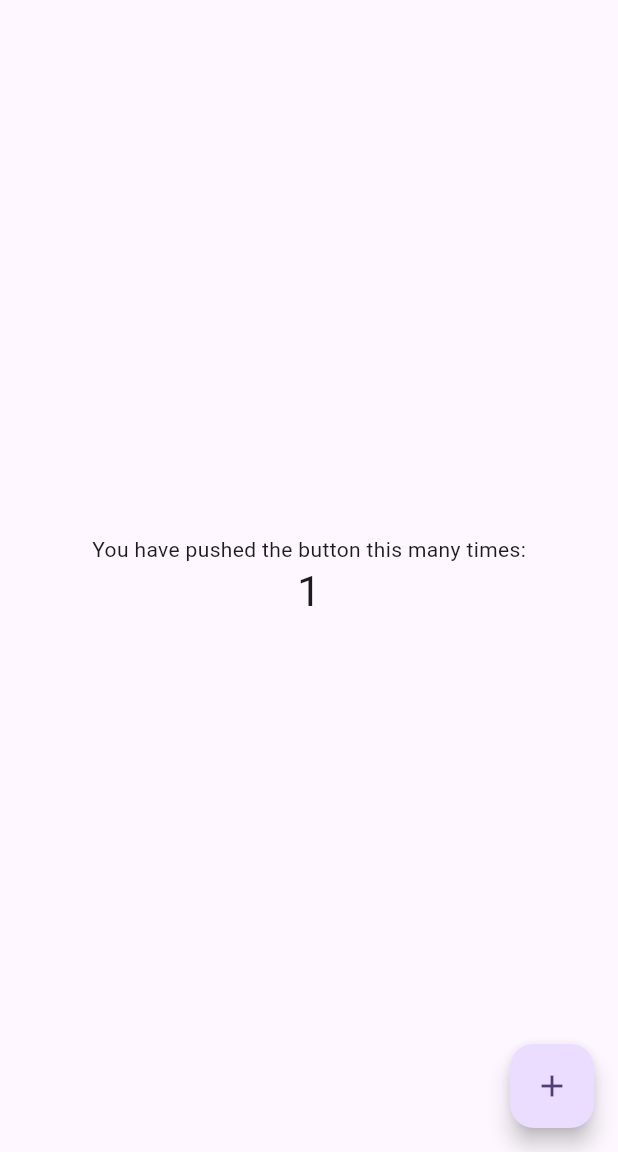
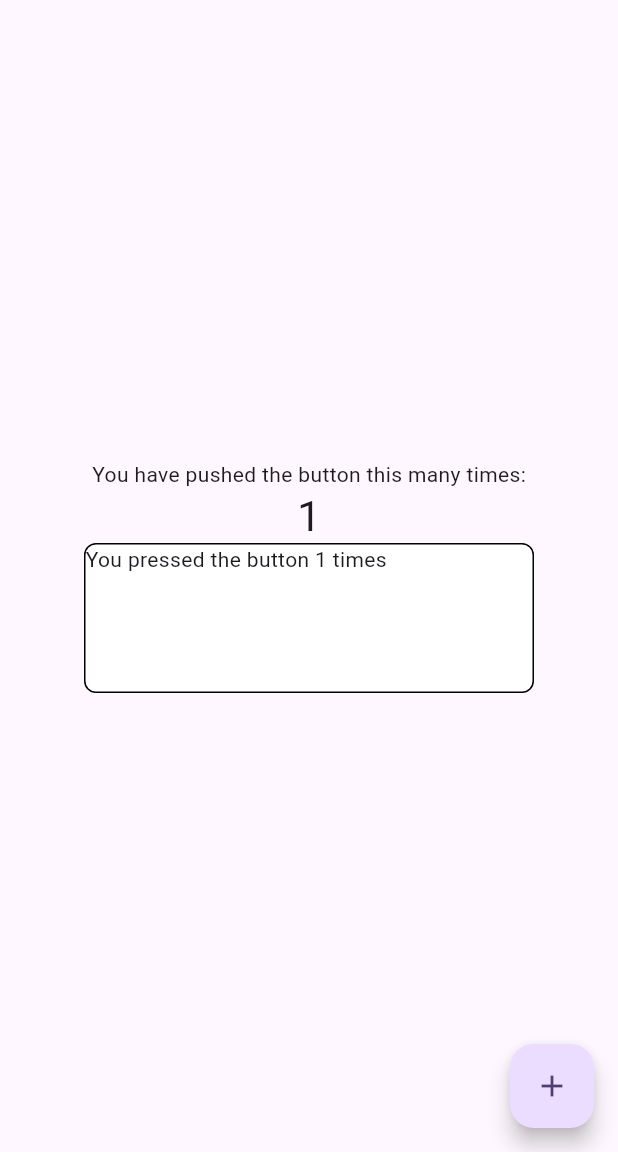
Before and after one commit to vipullal-github/logs_provider, a Flutter app: the screen it shows after launch, after a tap on the "add" icon, on a phone screen of 412 x 824 dp, the part 84-1236 px from its top. Run offline on Flutter 3.47's test engine with Material 3 defaults, Android fonts, the phone set to English and light mode, and no system bars.

Commit message:
Working copy

```diff
--- a/example/lib/main.dart
+++ b/example/lib/main.dart
@@ -1,4 +1,5 @@
 import 'package:flutter/material.dart';
+import 'package:logs_provider/logs_provider.dart';
 
 void main() {
   runApp(const MyApp());
@@ -7,47 +8,23 @@ void main() {
 class MyApp extends StatelessWidget {
   const MyApp({super.key});
 
-  // This widget is the root of your application.
   @override
   Widget build(BuildContext context) {
     return MaterialApp(
       title: 'Flutter Demo',
       theme: ThemeData(
-        // This is the theme of your application.
-        //
-        // TRY THIS: Try running your application with "flutter run". You'll see
-        // the application has a purple toolbar. Then, without quitting the app,
-        // try changing the seedColor in the colorScheme below to Colors.green
-        // and then invoke "hot reload" (save your changes or press the "hot
-        // reload" button in a Flutter-supported IDE, or press "r" if you used
-        // the command line to start the app).
-        //
-        // Notice that the counter didn't reset back to zero; the application
-        // state is not lost during the reload. To reset the state, use hot
-        // restart instead.
-        //
-        // This works for code too, not just values: Most code changes can be
-        // tested with just a hot reload.
         colorScheme: ColorScheme.fromSeed(seedColor: Colors.deepPurple),
         useMaterial3: true,
       ),
-      home: const MyHomePage(title: 'Flutter Demo Home Page'),
+      home: LogsProvider(
+        child: const MyHomePage(title: 'Flutter Demo Home Page'),
+      ),
     );
   }
 }
 
 class MyHomePage extends StatefulWidget {
   const MyHomePage({super.key, required this.title});
-
-  // This widget is the home page of your application. It is stateful, meaning
-  // that it has a State object (defined below) that contains fields that affect
-  // how it looks.
-
-  // This class is the configuration for the state. It holds the values (in this
-  // case the title) provided by the parent (in this case the App widget) and
-  // used by the build method of the State. Fields in a Widget subclass are
-  // always marked "final".
-
   final String title;
 
   @override
@@ -56,53 +33,30 @@ class MyHomePage extends StatefulWidget {
 
 class _MyHomePageState extends State<MyHomePage> {
   int _counter = 0;
+  late LogsProvider mProvider;
 
   void _incrementCounter() {
     setState(() {
-      // This call to setState tells the Flutter framework that something has
-      // changed in this State, which causes it to rerun the build method below
-      // so that the display can reflect the updated values. If we changed
-      // _counter without calling setState(), then the build method would not be
-      // called again, and so nothing would appear to happen.
       _counter++;
     });
+    mProvider.addMessage("You pressed the button $_counter times");
+  }
+
+  @override
+  void didChangeDependencies() {
+    super.didChangeDependencies();
+    mProvider = LogsProvider.of(context)!;
   }
 
   @override
   Widget build(BuildContext context) {
-    // This method is rerun every time setState is called, for instance as done
-    // by the _incrementCounter method above.
-    //
-    // The Flutter framework has been optimized to make rerunning build methods
-    // fast, so that you can just rebuild anything that needs updating rather
-    // than having to individually change instances of widgets.
     return Scaffold(
       appBar: AppBar(
-        // TRY THIS: Try changing the color here to a specific color (to
-        // Colors.amber, perhaps?) and trigger a hot reload to see the AppBar
-        // change color while the other colors stay the same.
         backgroundColor: Theme.of(context).colorScheme.inversePrimary,
-        // Here we take the value from the MyHomePage object that was created by
-        // the App.build method, and use it to set our appbar title.
         title: Text(widget.title),
       ),
       body: Center(
-        // Center is a layout widget. It takes a single child and positions it
-        // in the middle of the parent.
         child: Column(
-          // Column is also a layout widget. It takes a list of children and
-          // arranges them vertically. By default, it sizes itself to fit its
-          // children horizontally, and tries to be as tall as its parent.
-          //
-          // Column has various properties to control how it sizes itself and
-          // how it positions its children. Here we use mainAxisAlignment to
-          // center the children vertically; the main axis here is the vertical
-          // axis because Columns are vertical (the cross axis would be
-          // horizontal).
-          //
-          // TRY THIS: Invoke "debug painting" (choose the "Toggle Debug Paint"
-          // action in the IDE, or press "p" in the console), to see the
-          // wireframe for each widget.
           mainAxisAlignment: MainAxisAlignment.center,
           children: <Widget>[
             const Text(
@@ -111,6 +65,19 @@ class _MyHomePageState extends State<MyHomePage> {
             Text(
               '$_counter',
               style: Theme.of(context).textTheme.headlineMedium,
+            ),
+            Container(
+              height: 100,
+              width: 300,
+              decoration: BoxDecoration(
+                  border: Border.all(color: Colors.black, width: 1.0),
+                  borderRadius: BorderRadius.circular(8.0),
+                  color: Colors.white),
+              child: ListView.builder(
+                itemCount: mProvider.messageCount,
+                itemBuilder: (context, index) =>
+                    Text(mProvider.messages[index]),
+              ),
             ),
           ],
         ),
--- a/lib/src/logs_provider.dart
+++ b/lib/src/logs_provider.dart
@@ -3,11 +3,16 @@ import 'dart:isolate';
 
 import 'package:flutter/widgets.dart';
 
+/*
+  LogsProvider widget is an InheritedWidget which can be placed into the widget
+  tree.
+*/
 class LogsProvider extends InheritedWidget {
   final List<String> _messages = List.empty(growable: true);
   UnmodifiableListView<String> get messages => UnmodifiableListView(_messages);
   int get messageCount => _messages.length;
   final ReceivePort _recvPort = ReceivePort("LogsProvider");
+  SendPort get sendPort => _recvPort.sendPort;
 
   LogsProvider({super.key, required super.child}) {
     _recvPort.listen((message) => addMessage(message));
--- a/pubspec.yaml
+++ b/pubspec.yaml
@@ -2,6 +2,10 @@ name: logs_provider
 description: "A new Flutter package project."
 version: 0.0.1
 homepage:
+repository:
+issue_tracker:
+documentation:
+
 
 environment:
   sdk: ^3.5.1
```
Also changed, not shown: example/pubspec.yaml (+4 -68 lines), example/pubspec.lock.
